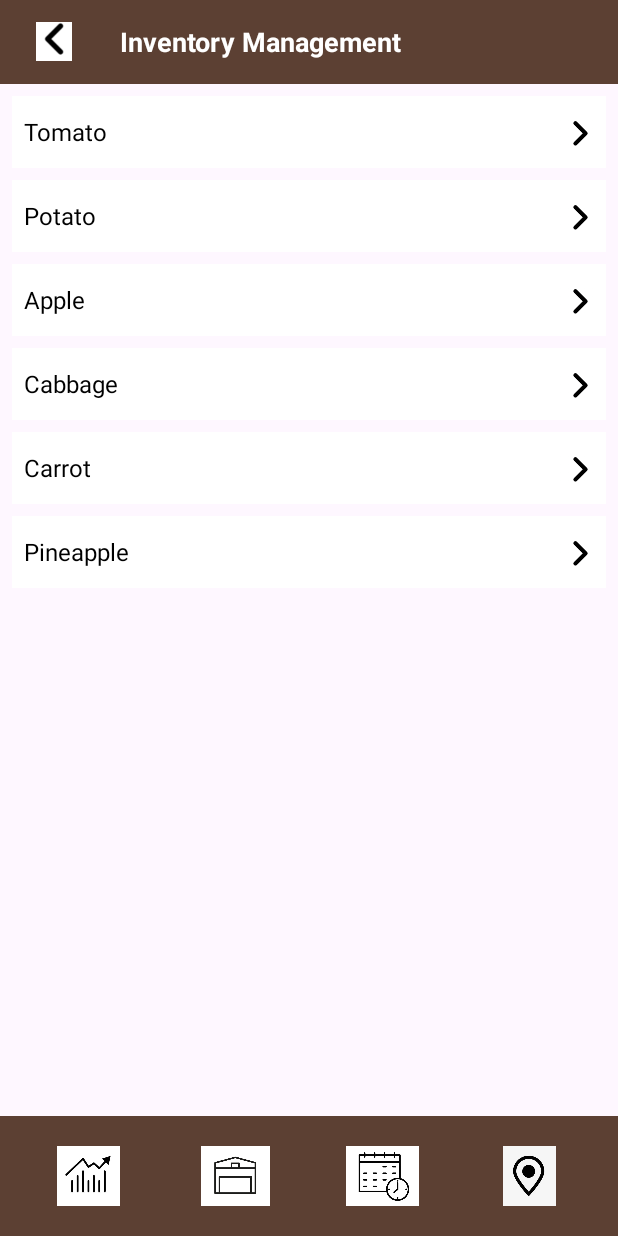
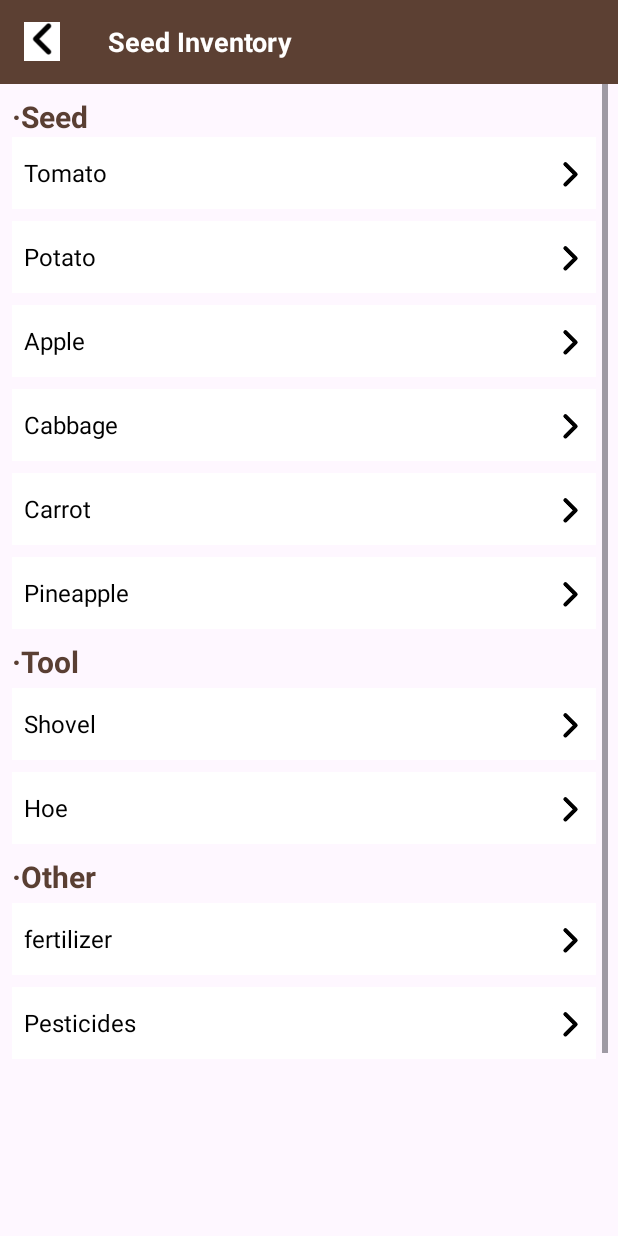
Before and after one commit to lucas-xu51/Orchard_management_system, an Android app: the inventory_screen2 screen opened directly, with no data from a screen before it, on a phone screen of 412 x 824 dp. Run offline under Robolectric (Android 15) with nearby library versions, the phone set to English and light mode, and no system bars.

Commit message:
add tool and fertilizer

```diff
--- a/app/src/main/java/com/example/orchardmanagementsystem/inventory_screen2.java
+++ b/app/src/main/java/com/example/orchardmanagementsystem/inventory_screen2.java
@@ -30,6 +30,10 @@ public class inventory_screen2 extends AppCompatActivity {
         itemData.put("Cabbage", 2);
         itemData.put("Carrot", 4);
         itemData.put("Pineapple", 6);
+        itemData.put("Shovel", 8);
+        itemData.put("Hoe", 10);
+        itemData.put("Fertilizer", 14);
+        itemData.put("Pesticide", 16);
 
         // 设置返回按钮
         ImageView backButton = findViewById(R.id.imageView2);
@@ -70,6 +74,10 @@ public class inventory_screen2 extends AppCompatActivity {
         setupClickListener(R.id.cabbage_layout, "Cabbage");
         setupClickListener(R.id.carrot_layout, "Carrot");
         setupClickListener(R.id.pineapple_layout, "Pineapple");
+        setupClickListener(R.id.tool1, "Shovel");
+        setupClickListener(R.id.tool2, "Hoe");
+        setupClickListener(R.id.fertilizer, "Fertilizer");
+        setupClickListener(R.id.pesticide, "Pesticide");
     }
 
     private void setupClickListener(int layoutId, String itemName) {
@@ -98,10 +106,4 @@ public class inventory_screen2 extends AppCompatActivity {
             }
         }
 
-        ImageView warehouseButton = findViewById(R.id.warehouse);
-        warehouseButton.setOnClickListener(v -> {
-            Intent intent = new Intent(inventory_screen2.this, Inventory_Management.class);
-            startActivity(intent);
-            finish(); // 关闭当前页面
-        });
     }}
--- a/app/src/main/res/layout/activity_inventory_screen2.xml
+++ b/app/src/main/res/layout/activity_inventory_screen2.xml
@@ -15,7 +15,6 @@
         android:background="#5C4033"
         android:gravity="center_vertical"
         android:orientation="horizontal"
-        android:padding="8dp"
         app:layout_constraintTop_toTopOf="parent">
 
         <ImageView
@@ -28,22 +27,21 @@
             android:id="@+id/topBarTitle"
             android:layout_width="0dp"
             android:layout_height="wrap_content"
+            android:layout_weight="1"
             android:layout_marginStart="16dp"
-            android:layout_weight="1"
-            android:text="Inventory Management"
+            android:text="Seed Inventory"
             android:textColor="#FFFFFF"
             android:textSize="18sp"
             android:textStyle="bold" />
 
     </LinearLayout>
 
-    <!-- Scrollable Content -->
     <ScrollView
         android:id="@+id/scrollView"
-        android:layout_width="match_parent"
-        android:layout_height="0dp"
+        android:layout_width="405dp"
+        android:layout_height="656dp"
         app:layout_constraintTop_toBottomOf="@id/topBar"
-        app:layout_constraintBottom_toTopOf="@id/bottomNavBar">
+        tools:layout_editor_absoluteX="2dp">
 
         <LinearLayout
             android:id="@+id/linearlayout"
@@ -53,6 +51,16 @@
             android:padding="8dp">
 
             <!-- List Items -->
+
+            <TextView
+                android:id="@+id/textView"
+                android:layout_width="wrap_content"
+                android:layout_height="wrap_content"
+                android:text="·Seed"
+                android:textColor="#5A3F33"
+                android:textSize="20sp"
+                android:textStyle="bold" />
+
             <LinearLayout
                 android:id="@+id/tomato_layout"
                 android:layout_width="match_parent"
@@ -77,6 +85,7 @@
                     android:contentDescription="Next"
                     android:src="@drawable/arrow" />
             </LinearLayout>
+
 
             <LinearLayout
                 android:id="@+id/potato_layout"
@@ -202,62 +211,130 @@
                     android:contentDescription="Next"
                     android:src="@drawable/arrow" />
             </LinearLayout>
+
+            <TextView
+                android:id="@+id/textView3"
+                android:layout_width="match_parent"
+                android:layout_height="31dp"
+                android:text="·Tool"
+                android:textColor="#5A3F33"
+                android:textSize="20sp"
+                android:textStyle="bold" />
+
+            <LinearLayout
+                android:id="@+id/tool1"
+                android:layout_width="match_parent"
+                android:layout_height="48dp"
+                android:layout_marginBottom="8dp"
+                android:background="#FFFFFF"
+                android:gravity="center_vertical"
+                android:orientation="horizontal"
+                android:padding="8dp">
+
+
+                <TextView
+                    android:layout_width="0dp"
+                    android:layout_height="wrap_content"
+                    android:layout_weight="1"
+                    android:text="Shovel"
+                    android:textColor="#000000"
+                    android:textSize="16sp" />
+
+                <ImageView
+                    android:layout_width="24dp"
+                    android:layout_height="20dp"
+                    android:contentDescription="Next"
+                    android:src="@drawable/arrow" />
+            </LinearLayout>
+
+            <LinearLayout
+                android:id="@+id/tool2"
+                android:layout_width="match_parent"
+                android:layout_height="48dp"
+                android:layout_marginBottom="8dp"
+                android:background="#FFFFFF"
+                android:gravity="center_vertical"
+                android:orientation="horizontal"
+                android:padding="8dp">
+
+
+                <TextView
+                    android:layout_width="0dp"
+                    android:layout_height="wrap_content"
+                    android:layout_weight="1"
+                    android:text="Hoe"
+                    android:textColor="#000000"
+                    android:textSize="16sp" />
+
+                <ImageView
+                    android:layout_width="24dp"
+                    android:layout_height="20dp"
+                    android:contentDescription="Next"
+                    android:src="@drawable/arrow" />
+            </LinearLayout>
+
+
+            <TextView
+                android:id="@+id/textView4"
+                android:layout_width="match_parent"
+                android:layout_height="31dp"
+                android:text="·Other"
+                android:textColor="#5A3F33"
+                android:textSize="20sp"
+                android:textStyle="bold" />
+
+            <LinearLayout
+                android:id="@+id/fertilizer"
+                android:layout_width="match_parent"
+                android:layout_height="48dp"
+                android:layout_marginBottom="8dp"
+                android:background="#FFFFFF"
+                android:gravity="center_vertical"
+                android:orientation="horizontal"
+                android:padding="8dp">
+
+                <TextView
+                    android:layout_width="0dp"
+                    android:layout_height="wrap_content"
+                    android:layout_weight="1"
+                    android:text="fertilizer"
+                    android:textColor="#000000"
+                    android:textSize="16sp" />
+
+                <ImageView
+                    android:layout_width="24dp"
+                    android:layout_height="20dp"
+                    android:contentDescription="Next"
+                    android:src="@drawable/arrow" />
+            </LinearLayout>
+
+            <LinearLayout
+                android:id="@+id/pesticide"
+                android:layout_width="match_parent"
+                android:layout_height="48dp"
+                android:layout_marginBottom="8dp"
+                android:background="#FFFFFF"
+                android:gravity="center_vertical"
+                android:orientation="horizontal"
+                android:padding="8dp">
+
+
+                <TextView
+                    android:layout_width="0dp"
+                    android:layout_height="wrap_content"
+                    android:layout_weight="1"
+                    android:text="Pesticides"
+                    android:textColor="#000000"
+                    android:textSize="16sp" />
+
+                <ImageView
+                    android:layout_width="24dp"
+                    android:layout_height="20dp"
+                    android:contentDescription="Next"
+                    android:src="@drawable/arrow" />
+            </LinearLayout>
+
         </LinearLayout>
     </ScrollView>
 
-    <!-- Bottom Navigation Bar -->
-    <LinearLayout
-        android:id="@+id/bottomNavBar"
-        android:layout_width="match_parent"
-        android:layout_height="80dp"
-        android:background="#5C4033"
-        android:gravity="center"
-        android:orientation="horizontal"
-        android:padding="10dp"
-        app:layout_constraintBottom_toBottomOf="parent">
-
-        <ImageButton
-            android:id="@+id/crop"
-            android:layout_width="0dp"
-            android:layout_height="60dp"
-            android:layout_weight="1"
-            android:background="?android:attr/selectableItemBackground"
-            android:contentDescription="Crop"
-            android:padding="10dp"
-            android:scaleType="fitCenter"
-            android:src="@drawable/icon_monitor" />
-
-        <ImageButton
-            android:id="@+id/warehouse"
-            android:layout_width="0dp"
-            android:layout_height="60dp"
-            android:layout_weight="1"
-            android:background="?android:attr/selectableItemBackground"
-            android:contentDescription="Inventory"
-            android:padding="10dp"
-            android:scaleType="fitCenter"
-            android:src="@drawable/icon_warehouse" />
-
-        <ImageButton
-            android:id="@+id/calendar"
-            android:layout_width="0dp"
-            android:layout_height="60dp"
-            android:layout_weight="1"
-            android:background="?android:attr/selectableItemBackground"
-            android:contentDescription="Task"
-            android:padding="10dp"
-            android:scaleType="fitCenter"
-            android:src="@drawable/icon_calendar" />
-
-        <ImageButton
-            android:id="@+id/map"
-            android:layout_width="0dp"
-            android:layout_height="60dp"
-            android:layout_weight="1"
-            android:background="?android:attr/selectableItemBackground"
-            android:contentDescription="Map"
-            android:padding="10dp"
-            android:scaleType="fitCenter"
-            android:src="@drawable/icon_map" />
-    </LinearLayout>
 </androidx.constraintlayout.widget.ConstraintLayout>
```
Also changed, not shown: app/src/main/java/com/example/orchardmanagementsystem/Inventory_Management.java (+13 -0 lines), app/src/main/res/layout/activity_inventory_management.xml (+61 -9 lines), app/src/main/res/drawable/fertilizer.png (added), app/src/main/res/drawable/hoe.jpg (added), app/src/main/res/drawable/pesticides.jpeg (added), app/src/main/res/drawable/shovel.jpg (added).
